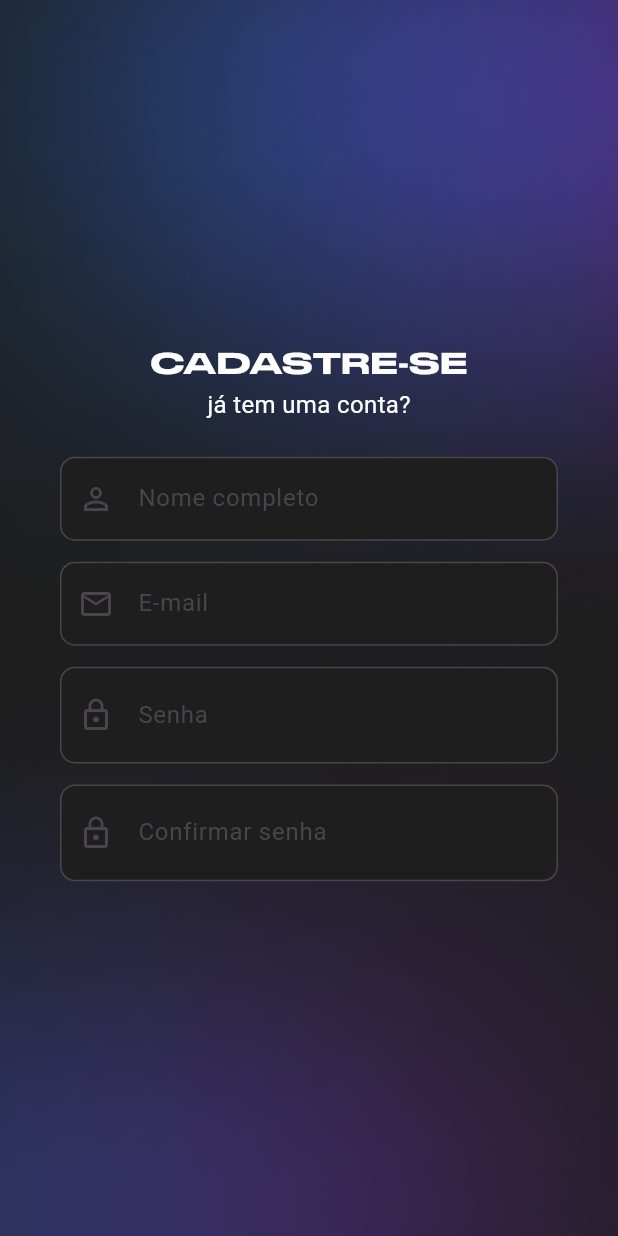
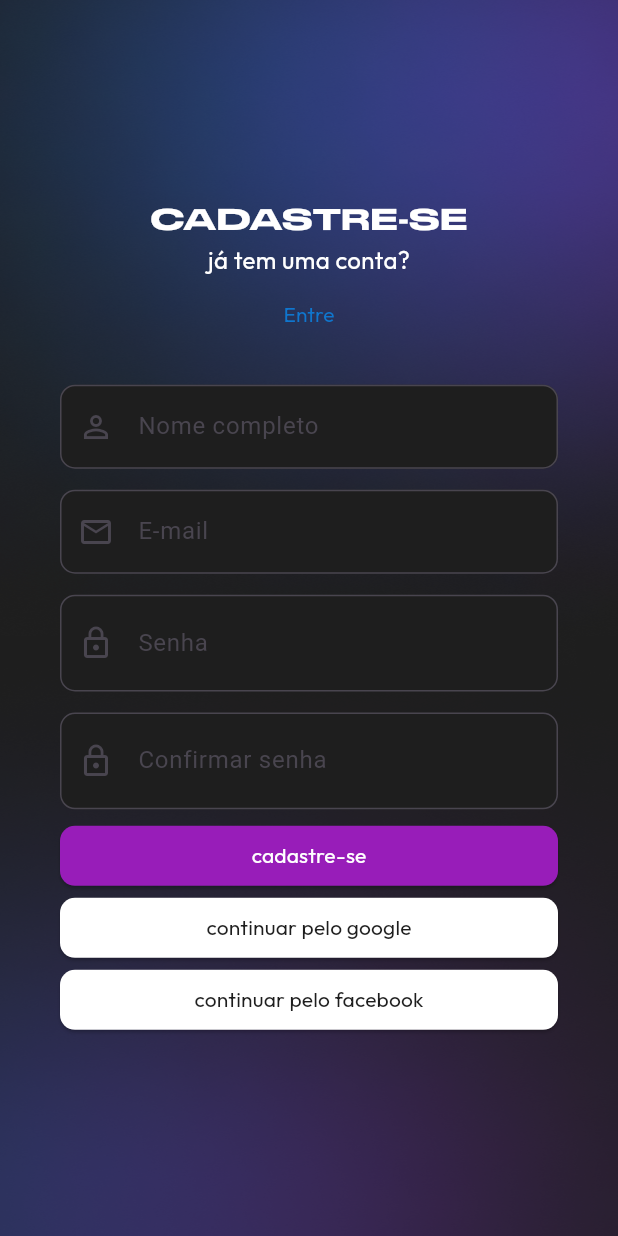
Before and after one commit to gabrielm4ster/desempenho_esportivo, a Flutter app: the CadastroPage screen opened directly, on a phone screen of 412 x 824 dp. Run offline on Flutter 3.47's test engine with Material 3 defaults, Android fonts, the phone set to English and light mode, and no system bars; our stand-ins replace flutter_svg; missing offline and left inert: validatorless; Roboto replaces fonts that are missing (outfit-Light).

Commit message:
parte 7?

```diff
--- a/lib/main.dart
+++ b/lib/main.dart
@@ -1,4 +1,5 @@
 import 'package:desempenho_esportivo/pages/cadastro_page.dart';
+import 'package:desempenho_esportivo/pages/welcome_screen.dart';
 import 'package:flutter/material.dart';
 
 void main() {
@@ -13,7 +14,7 @@ class MyApp extends StatelessWidget {
     return const MaterialApp(
       debugShowCheckedModeBanner: false,
       title: 'app teste',
-      home: CadastroPage(),
+      home: WelcomeScreen(),
     );
   }
 }
--- a/lib/pages/cadastro_page.dart
+++ b/lib/pages/cadastro_page.dart
@@ -65,9 +65,20 @@ class _CadastroPageState extends State<CadastroPage> {
                         'já tem uma conta?',
                         style: TextStyle(
                           color: MinhasCores.branco,
-                          fontFamily: 'outfit-Light',
+                          fontFamily: 'outfit',
                           fontSize: 16,
                         ),
+                      ),
+                    ),
+                    TextButton(
+                      style: TextButton.styleFrom(
+                          textStyle: const TextStyle(
+                        fontFamily: 'Outfit',
+                      )),
+                      onPressed: () {},
+                      child: const Text(
+                        'Entre',
+                        style: TextStyle(color: MinhasCores.azul),
                       ),
                     ),
 
@@ -123,31 +134,45 @@ class _CadastroPageState extends State<CadastroPage> {
                         child: iconVisibility,
                       ),
                     ),
-
-                    // TextFormField(
-                    //   decoration: getAuthenticationInputDecoration1(
-                    //     'nome',
-                    //   ),
-                    // ),
-
-                    // const SizedBox(height: 16),
-                    // //barra de cadastro 'email'
-                    // TextFormField(
-                    //   decoration: getAuthenticationInputDecoration2('e-mail'),
-                    // ),
-
-                    // const SizedBox(height: 16),
-                    // //barra de cadastro 'senha'
-                    // TextFormField(
-                    //   decoration: getAuthenticationInputDecoration3('senha'),
-                    // ),
-
-                    // const SizedBox(height: 16),
-                    // //barra de cadastro'confirme senha'
-                    // TextFormField(
-                    //   decoration: getAuthenticationInputDecoration4(
-                    //       'digite a senha novamente'),
-                    // ),
+                    ElevatedButton(
+                      style: ElevatedButton.styleFrom(
+                        shape: RoundedRectangleBorder(
+                            borderRadius: BorderRadius.circular(10)),
+                        backgroundColor: MinhasCores.rosa,
+                      ),
+                      onPressed: () {},
+                      child: const Text(
+                        'cadastre-se',
+                        style: TextStyle(
+                            color: MinhasCores.branco, fontFamily: 'Outfit'),
+                      ),
+                    ),
+                    ElevatedButton(
+                      style: ElevatedButton.styleFrom(
+                        shape: RoundedRectangleBorder(
+                            borderRadius: BorderRadius.circular(10)),
+                        backgroundColor: MinhasCores.branco,
+                      ),
+                      onPressed: () {},
+                      child: const Text(
+                        'continuar pelo google',
+                        style: TextStyle(
+                            color: MinhasCores.cinza, fontFamily: 'Outfit'),
+                      ),
+                    ),
+                    ElevatedButton(
+                      style: ElevatedButton.styleFrom(
+                        shape: RoundedRectangleBorder(
+                            borderRadius: BorderRadius.circular(10)),
+                        backgroundColor: MinhasCores.branco,
+                      ),
+                      onPressed: () {},
+                      child: const Text(
+                        'continuar pelo facebook',
+                        style: TextStyle(
+                            color: MinhasCores.cinza, fontFamily: 'Outfit'),
+                      ),
+                    ),
                   ],
                 ),
               ),
```
Also changed, not shown: lib/pages/welcome_screen.dart (+19 -11 lines), assets/images/background2.webp (added), assets/images/entrar_pelo_facebook.svg (added), assets/images/entrar_pelo_google.svg (added).
